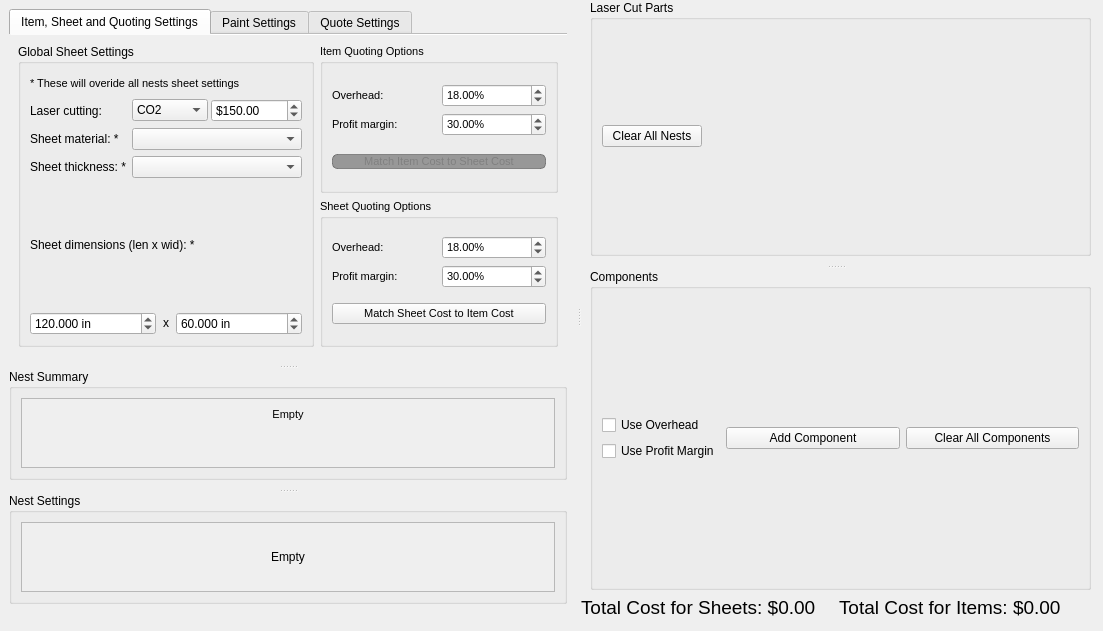
TheCodingJsoftware/Invigo, file ui/quote_widget.ui: the form before one commit.
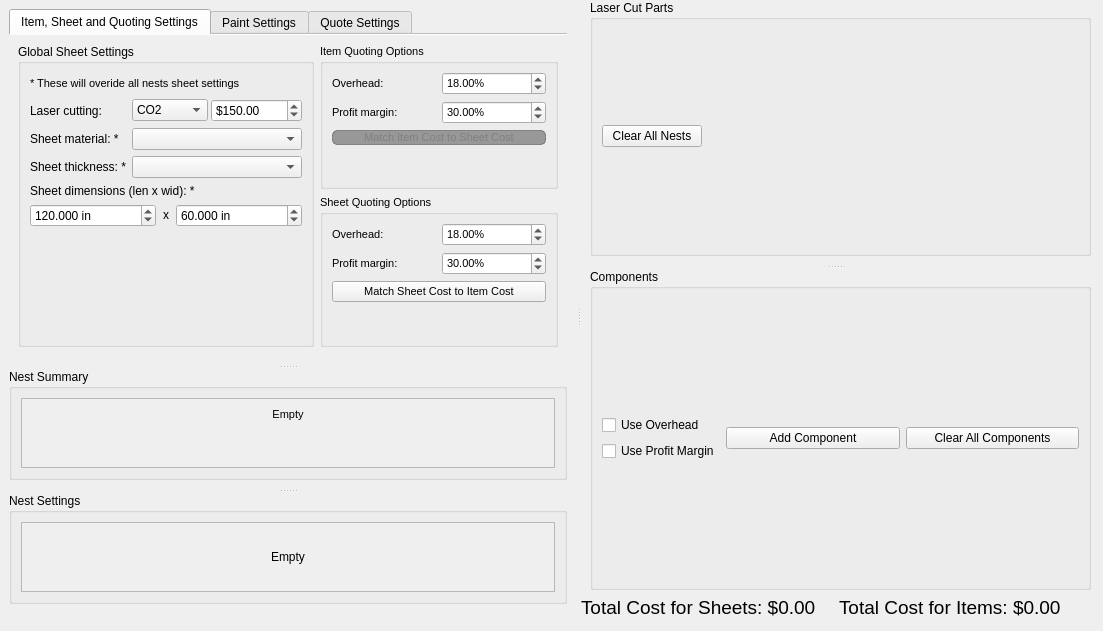
The form after the commit.

The edit to the form file:
```diff
--- a/ui/quote_widget.ui
+++ b/ui/quote_widget.ui
@@ -351,6 +351,19 @@
                          </item>
                         </layout>
                        </item>
+                       <item row="5" column="0">
+                        <spacer name="verticalSpacer">
+                         <property name="orientation">
+                          <enum>Qt::Vertical</enum>
+                         </property>
+                         <property name="sizeHint" stdset="0">
+                          <size>
+                           <width>20</width>
+                           <height>40</height>
+                          </size>
+                         </property>
+                        </spacer>
+                       </item>
                       </layout>
                      </widget>
                     </item>
@@ -440,6 +453,12 @@
                          </item>
                          <item>
                           <widget class="QPushButton" name="pushButton_item_to_sheet">
+                           <property name="minimumSize">
+                            <size>
+                             <width>0</width>
+                             <height>0</height>
+                            </size>
+                           </property>
                            <property name="maximumSize">
                             <size>
                              <width>16777215</width>
@@ -492,6 +511,19 @@
                            </property>
                           </widget>
                          </item>
+                         <item>
+                          <spacer name="verticalSpacer_3">
+                           <property name="orientation">
+                            <enum>Qt::Vertical</enum>
+                           </property>
+                           <property name="sizeHint" stdset="0">
+                            <size>
+                             <width>20</width>
+                             <height>40</height>
+                            </size>
+                           </property>
+                          </spacer>
+                         </item>
                         </layout>
                        </widget>
                       </item>
@@ -590,6 +622,19 @@
                            </property>
                           </widget>
                          </item>
+                         <item>
+                          <spacer name="verticalSpacer_2">
+                           <property name="orientation">
+                            <enum>Qt::Vertical</enum>
+                           </property>
+                           <property name="sizeHint" stdset="0">
+                            <size>
+                             <width>20</width>
+                             <height>40</height>
+                            </size>
+                           </property>
+                          </spacer>
+                         </item>
                         </layout>
                        </widget>
                       </item>
```
Left out of the diff: 54 changed lines with no effect on the pictures.
